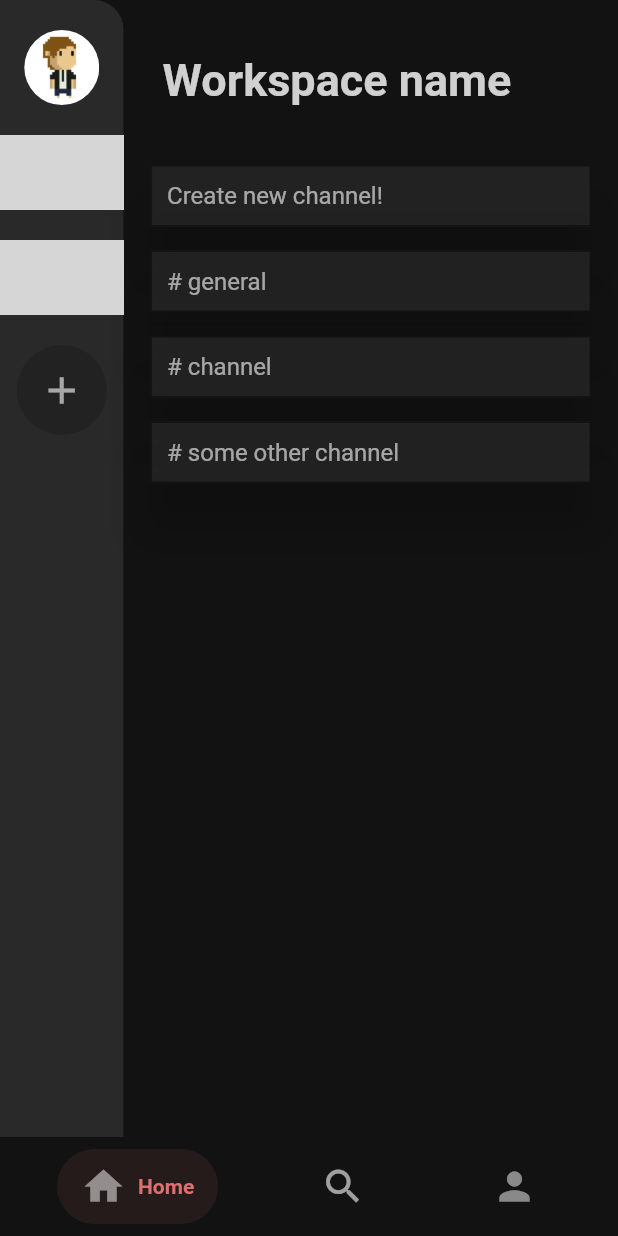
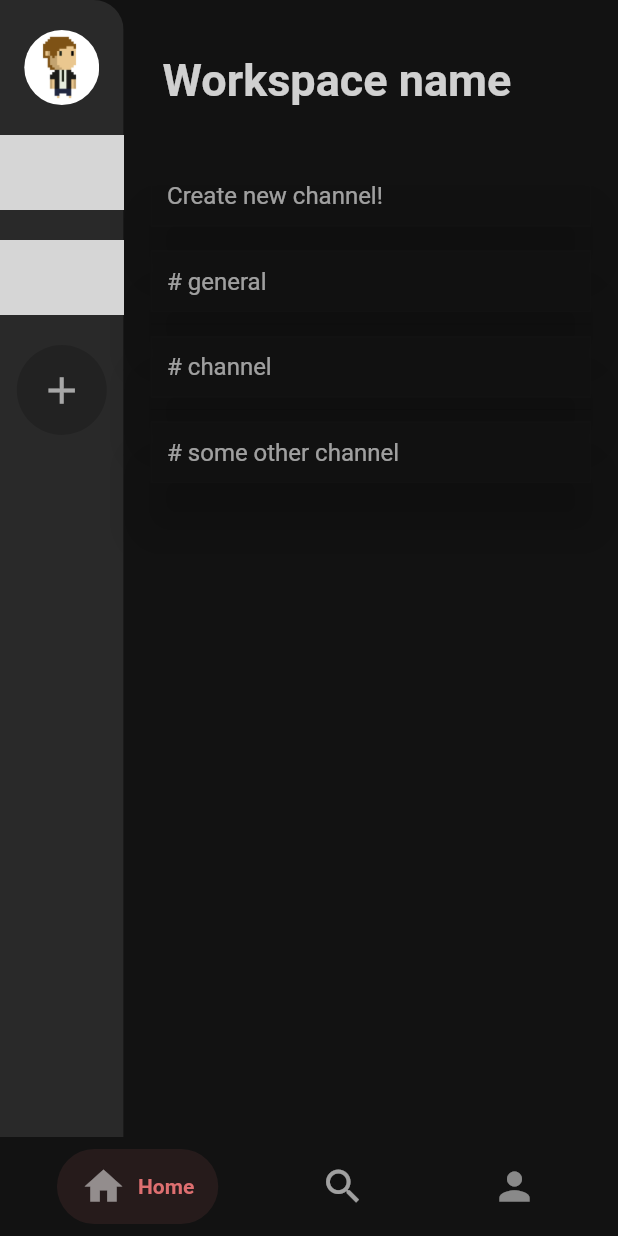
Before and after one commit to pri1311/xyz, a Flutter app: the screen it shows after launch, on a phone screen of 412 x 824 dp. Run offline on Flutter 3.47's test engine with Material 2 defaults, Android fonts, the phone set to English and light mode, and no system bars; drawn by our look-alikes of salomon_bottom_bar; our stand-ins replace animated_text_kit, flutter_chat_bubble, like_button; missing offline and left inert: flappy_search_bar; grey boxes are pictures that could not be loaded.

Commit message:
color change :)'

```diff
--- a/lib/screens/channelList.dart
+++ b/lib/screens/channelList.dart
@@ -136,7 +136,7 @@ class _channelListState extends State<channelList> {
                             padding: const EdgeInsets.all(8.0),
                             child: InkWell(
                               child: Material(
-                                color: Color(0xFF292929).withOpacity(0.70),
+                                color: Color(0xFF121212).withOpacity(0.70),
                                 //borderRadius: BorderRadius.circular(10.0),
                                 shadowColor: Color(0xFF121212),
                                 elevation: 15,
@@ -179,7 +179,7 @@ class _channelListState extends State<channelList> {
                               );
                             },
                             child: Material(
-                              color: Color(0xFF292929).withOpacity(0.70),
+                              color: Color(0xFF121212).withOpacity(0.70),
                               //borderRadius: BorderRadius.circular(10.0),
                               shadowColor: Color(0xFF121212),
                               elevation: 15,
```
